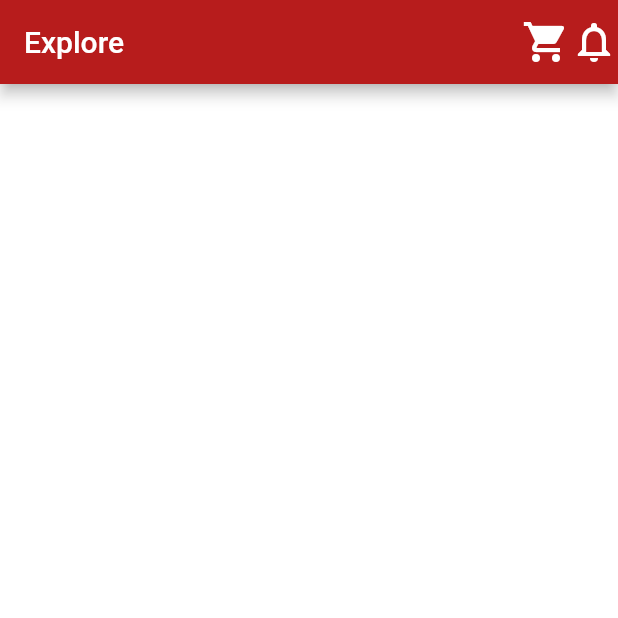
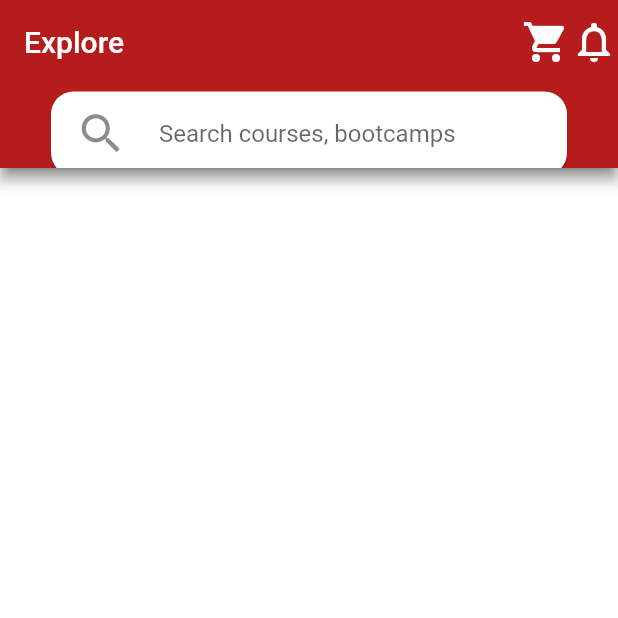
Before and after one commit to niamul64/FlutterProjects, a Flutter app: the screen it shows after launch, on a phone screen of 412 x 824 dp, the top half of it. Run offline on Flutter 3.47's test engine with Material 2 defaults, Android fonts, the phone set to English and light mode, and no system bars; our stand-ins replace audioplayers, font_awesome_flutter, rflutter_alert.

Commit message:
search option included

```diff
--- a/Project for EKT/first_work/lib/page1.dart
+++ b/Project for EKT/first_work/lib/page1.dart
@@ -16,6 +16,7 @@ class _Page1State extends State<Page1> {
   Widget build(BuildContext context) {
     return Scaffold(
       appBar: AppBar(
+        centerTitle: false,
         backgroundColor: Colors.red.shade900,
         title: Text('Explore'),
 
@@ -31,8 +32,41 @@ class _Page1State extends State<Page1> {
 
         ],
 
+        bottom: AppBar(
+          backgroundColor: Colors.red.shade900,
 
+          title:  Card(
+            shape: RoundedRectangleBorder(
+              borderRadius: BorderRadius.circular(15.0),
+            ),
+            color: Colors.white,
+            margin: EdgeInsets.fromLTRB(18,10, 18, 0),//left, top, right, bottom
+            child: ListTile(
+              leading: Icon(
+                Icons.search,
+                size: 35,
+
+              ),
+              title: TextField(
+                decoration: InputDecoration(
+                    hintText: 'Search courses, bootcamps ',
+               ),
+
+              ),
+
+
+            ),
+
+          ),
+
+
+
+
+
+        ),
       ),
+
+
     );
   }
 }
```
